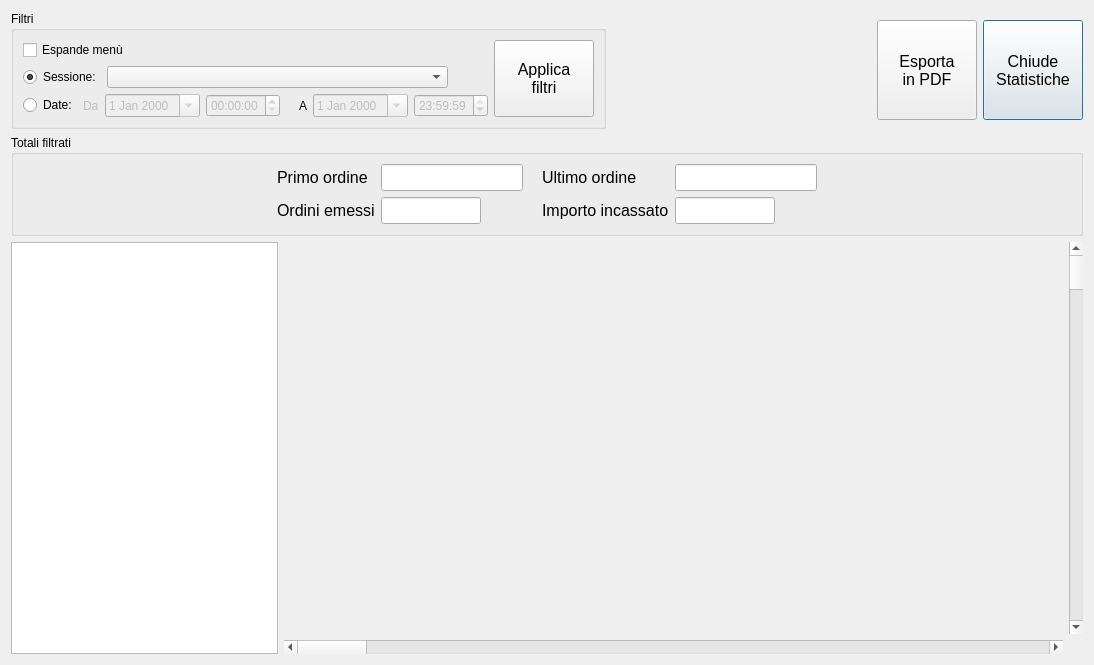
Old version of the form src/statsform.ui in the repository mtonin/gestcassa.
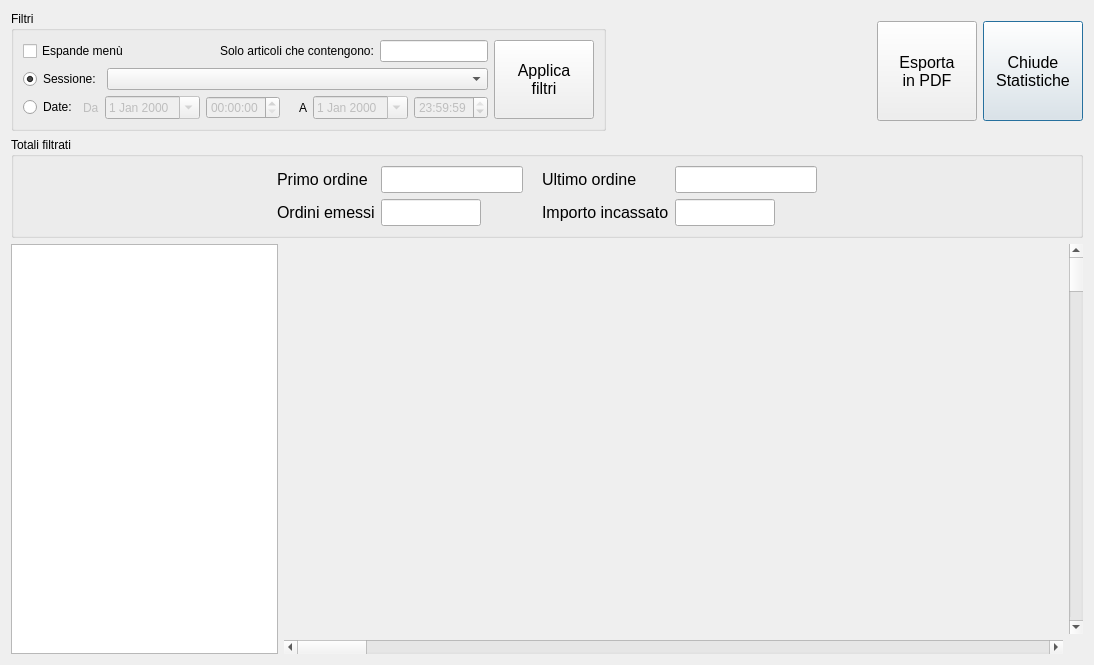
New version of the form. Custom widgets are drawn as their Qt base class.

Commit message: - ristrutturato il layout manager della finestra principale - modifica al layout dell'intestazione degli scontrini (fondo nero) - aggiunto filtro di selezione per nome nelle statistiche

Diff of the .ui file:
```diff
--- a/src/statsform.ui
+++ b/src/statsform.ui
@@ -33,6 +33,8 @@
           <item>
            <layout class="QVBoxLayout" name="verticalLayout_3">
             <item>
+             <layout class="QHBoxLayout" name="filtroArticoloLayout">
+              <item>
              <widget class="QCheckBox" name="expMenuBox">
               <property name="text">
                <string>Espande menù</string>
@@ -40,7 +42,32 @@
              </widget>
             </item>
             <item>
-             <layout class="QHBoxLayout" name="horizontalLayout_9" stretch="0,1,0">
+               <spacer name="horizontalSpacer_5">
+                <property name="orientation">
+                 <enum>Qt::Horizontal</enum>
+                </property>
+                <property name="sizeHint" stdset="0">
+                 <size>
+                  <width>40</width>
+                  <height>20</height>
+                 </size>
+                </property>
+               </spacer>
+              </item>
+              <item>
+               <widget class="QLabel" name="label_7">
+                <property name="text">
+                 <string>Solo articoli che contengono:</string>
+                </property>
+               </widget>
+              </item>
+              <item>
+               <widget class="QLineEdit" name="filtroArticoloLbl"/>
+              </item>
+             </layout>
+            </item>
+            <item>
+             <layout class="QHBoxLayout" name="horizontalLayout_9" stretch="0,1">
               <item>
                <widget class="QRadioButton" name="sessioneBox">
                 <property name="text">
@@ -58,19 +85,6 @@
                 </property>
                </widget>
               </item>
-              <item>
-               <spacer name="horizontalSpacer_4">
-                <property name="orientation">
-                 <enum>Qt::Horizontal</enum>
-                </property>
-                <property name="sizeHint" stdset="0">
-                 <size>
-                  <width>40</width>
-                  <height>20</height>
-                 </size>
-                </property>
-               </spacer>
-              </item>
              </layout>
             </item>
             <item>
@@ -500,6 +514,11 @@
    <item>
     <layout class="QHBoxLayout" name="horizontalLayout_2" stretch="1,3">
      <item>
+      <layout class="QVBoxLayout" name="verticalLayout_x">
+       <property name="spacing">
+        <number>0</number>
+       </property>
+       <item>
       <widget class="QTableView" name="statsView">
        <property name="sizePolicy">
         <sizepolicy hsizetype="Expanding" vsizetype="Expanding">
@@ -520,6 +539,8 @@
         <number>30</number>
        </attribute>
       </widget>
+       </item>
+      </layout>
      </item>
      <item>
       <layout class="QGridLayout" name="gridLayout_2">
```
Lines whose indentation alone changed are shown as unchanged. The commit also changes 8 other files.
